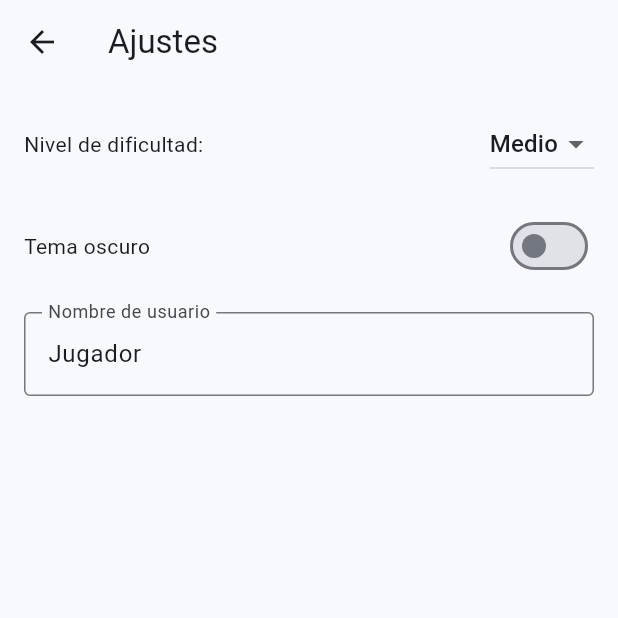
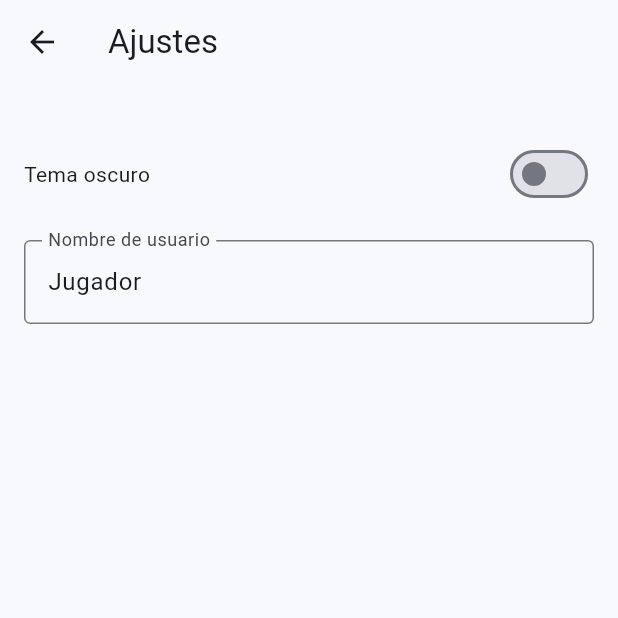
Before and after one commit to AlbertoGarrote/ProyectoFlutterMoviles, a Flutter app: the screen it shows after launch, after a tap on the "settings" icon, on a phone screen of 412 x 824 dp, the top half of it. Run offline on Flutter 3.47's test engine with Material 3 defaults, Android fonts, the phone set to English and light mode, and no system bars.

```diff
--- a/lib/game/home_screen.dart
+++ b/lib/game/home_screen.dart
@@ -2,6 +2,7 @@ import 'package:flutter/material.dart';
 import 'package:provider/provider.dart';
 import 'game_state.dart';
 import 'game_screen.dart';
+import 'credits_screen.dart';
 import 'settings_screen.dart';
 import 'difficulty_screen.dart';
 
@@ -24,6 +25,15 @@ class HomeScreen extends StatelessWidget {
                 MaterialPageRoute(builder: (_) => const SettingsScreen()),
               );
             },
+          ),
+          IconButton(
+            icon: const Icon(Icons.flag),
+            onPressed: (){
+              Navigator.push(
+                context,
+                MaterialPageRoute(builder: (_) => const CreditsScreen())
+              );
+            }
           )
         ],
       ),
@@ -45,7 +55,6 @@ class HomeScreen extends StatelessWidget {
               },
               child: const Text("Jugar"),
             ),
-
           ],
         ),
       ),
--- a/lib/game/settings_screen.dart
+++ b/lib/game/settings_screen.dart
@@ -15,24 +15,6 @@ class SettingsScreen extends StatelessWidget {
         padding: const EdgeInsets.all(16.0),
         child: Column(
           children: [
-            // Nivel de dificultad
-            Row(
-              mainAxisAlignment: MainAxisAlignment.spaceBetween,
-              children: [
-                const Text("Nivel de dificultad:"),
-                DropdownButton<String>(
-                  value: game.difficulty,
-                  items: const [
-                    DropdownMenuItem(value: "Fácil", child: Text("Fácil")),
-                    DropdownMenuItem(value: "Medio", child: Text("Medio")),
-                    DropdownMenuItem(value: "Difícil", child: Text("Difícil")),
-                  ],
-                  onChanged: (value) {
-                    if (value != null) game.setDifficulty(value);
-                  },
-                ),
-              ],
-            ),
 
             const SizedBox(height: 20),
 
```
Also changed, not shown: lib/game/credits_screen.dart (added, +24 -0 lines).
